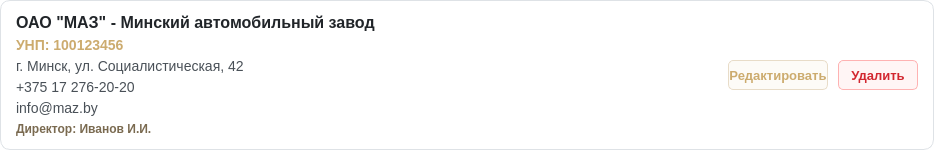
Before: the Qt Designer form client/ui/system/organizations/organization_card.ui in lerakaplich/Documents, drawn with Qt 5.
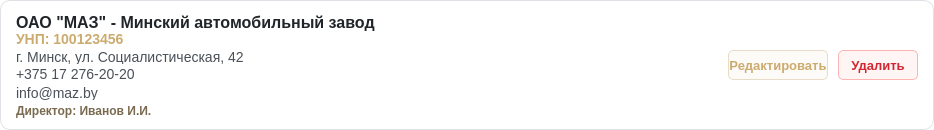
After: the same form once the commit is applied.

Diff of the .ui file:
```diff
--- a/client/ui/system/organizations/organization_card.ui
+++ b/client/ui/system/organizations/organization_card.ui
@@ -7,7 +7,7 @@
     <x>0</x>
     <y>0</y>
     <width>934</width>
-    <height>150</height>
+    <height>130</height>
    </rect>
   </property>
   <property name="minimumSize">
@@ -19,7 +19,7 @@
   <property name="maximumSize">
    <size>
     <width>16777215</width>
-    <height>150</height>
+    <height>16777215</height>
    </size>
   </property>
   <property name="styleSheet">
@@ -69,6 +69,18 @@
        </property>
        <item>
         <widget class="QLabel" name="nameLabel">
+         <property name="sizePolicy">
+          <sizepolicy hsizetype="Preferred" vsizetype="Minimum">
+           <horstretch>0</horstretch>
+           <verstretch>0</verstretch>
+          </sizepolicy>
+         </property>
+         <property name="minimumSize">
+          <size>
+           <width>0</width>
+           <height>18</height>
+          </size>
+         </property>
          <property name="styleSheet">
           <string notr="true">border: none; font-size: 16px; font-weight: bold; color: #212529; background-color: transparent;</string>
          </property>
@@ -79,6 +91,18 @@
        </item>
        <item>
         <widget class="QLabel" name="unpLabel">
+         <property name="sizePolicy">
+          <sizepolicy hsizetype="Preferred" vsizetype="Minimum">
+           <horstretch>0</horstretch>
+           <verstretch>0</verstretch>
+          </sizepolicy>
+         </property>
+         <property name="minimumSize">
+          <size>
+           <width>0</width>
+           <height>15</height>
+          </size>
+         </property>
          <property name="styleSheet">
           <string notr="true">border: none; font-size: 14px; font-weight: 500; color: #CCAB6E; background-color: transparent;</string>
          </property>
@@ -89,6 +113,18 @@
        </item>
        <item>
         <widget class="QLabel" name="addressLabel">
+         <property name="sizePolicy">
+          <sizepolicy hsizetype="Preferred" vsizetype="Minimum">
+           <horstretch>0</horstretch>
+           <verstretch>0</verstretch>
+          </sizepolicy>
+         </property>
+         <property name="minimumSize">
+          <size>
+           <width>0</width>
+           <height>15</height>
+          </size>
+         </property>
          <property name="styleSheet">
           <string notr="true">border: none; font-size: 14px; color: #495057; background-color: transparent;</string>
          </property>
@@ -99,6 +135,12 @@
        </item>
        <item>
         <widget class="QLabel" name="phoneLabel">
+         <property name="sizePolicy">
+          <sizepolicy hsizetype="Preferred" vsizetype="Minimum">
+           <horstretch>0</horstretch>
+           <verstretch>0</verstretch>
+          </sizepolicy>
+         </property>
          <property name="styleSheet">
           <string notr="true">border: none; font-size: 14px; color: #495057; background-color: transparent;</string>
          </property>
@@ -109,6 +151,18 @@
        </item>
        <item>
         <widget class="QLabel" name="emailLabel">
+         <property name="sizePolicy">
+          <sizepolicy hsizetype="Preferred" vsizetype="Minimum">
+           <horstretch>0</horstretch>
+           <verstretch>0</verstretch>
+          </sizepolicy>
+         </property>
+         <property name="minimumSize">
+          <size>
+           <width>0</width>
+           <height>15</height>
+          </size>
+         </property>
          <property name="styleSheet">
           <string notr="true">border: none; font-size: 14px; color: #495057; background-color: transparent;</string>
          </property>
@@ -119,6 +173,18 @@
        </item>
        <item>
         <widget class="QLabel" name="directorLabel">
+         <property name="sizePolicy">
+          <sizepolicy hsizetype="Preferred" vsizetype="Minimum">
+           <horstretch>0</horstretch>
+           <verstretch>0</verstretch>
+          </sizepolicy>
+         </property>
+         <property name="minimumSize">
+          <size>
+           <width>0</width>
+           <height>15</height>
+          </size>
+         </property>
          <property name="styleSheet">
           <string notr="true">border: none; font-size: 12px; font-weight: bold; color: #7A6A50; background-color: transparent;</string>
          </property>
```
